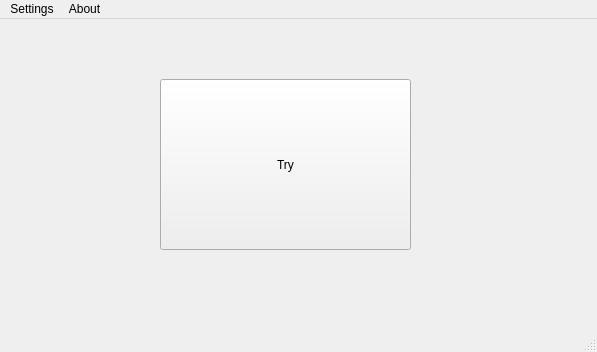
First picture: the form in InstantMusicClient/entrywindow.ui, repository zeokav/InstantMusic, before the edit.
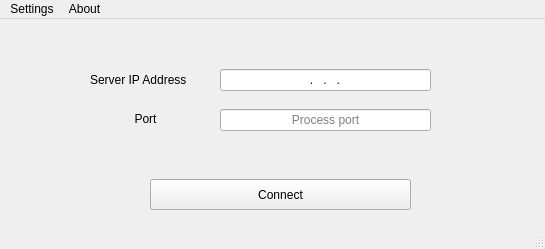
Second picture: the form after the edit.

```diff
--- a/InstantMusicClient/entrywindow.ui
+++ b/InstantMusicClient/entrywindow.ui
@@ -6,8 +6,8 @@
    <rect>
     <x>0</x>
     <y>0</y>
-    <width>597</width>
-    <height>352</height>
+    <width>545</width>
+    <height>249</height>
    </rect>
   </property>
   <property name="windowTitle">
@@ -17,14 +17,87 @@
    <widget class="QPushButton" name="pushButton">
     <property name="geometry">
      <rect>
-      <x>160</x>
-      <y>60</y>
-      <width>251</width>
-      <height>171</height>
+      <x>150</x>
+      <y>160</y>
+      <width>261</width>
+      <height>31</height>
      </rect>
     </property>
     <property name="text">
-     <string>Try</string>
+     <string>Connect</string>
+    </property>
+   </widget>
+   <widget class="QLineEdit" name="ip_addr">
+    <property name="geometry">
+     <rect>
+      <x>220</x>
+      <y>50</y>
+      <width>211</width>
+      <height>22</height>
+     </rect>
+    </property>
+    <property name="cursor">
+     <cursorShape>IBeamCursor</cursorShape>
+    </property>
+    <property name="inputMask">
+     <string>000.000.000.000</string>
+    </property>
+    <property name="alignment">
+     <set>Qt::AlignCenter</set>
+    </property>
+    <property name="placeholderText">
+     <string/>
+    </property>
+   </widget>
+   <widget class="QLabel" name="label">
+    <property name="geometry">
+     <rect>
+      <x>90</x>
+      <y>45</y>
+      <width>131</width>
+      <height>31</height>
+     </rect>
+    </property>
+    <property name="text">
+     <string>Server IP Address</string>
+    </property>
+   </widget>
+   <widget class="QLineEdit" name="port_no">
+    <property name="geometry">
+     <rect>
+      <x>220</x>
+      <y>90</y>
+      <width>211</width>
+      <height>22</height>
+     </rect>
+    </property>
+    <property name="maxLength">
+     <number>5</number>
+    </property>
+    <property name="frame">
+     <bool>true</bool>
+    </property>
+    <property name="alignment">
+     <set>Qt::AlignCenter</set>
+    </property>
+    <property name="placeholderText">
+     <string>Process port</string>
+    </property>
+   </widget>
+   <widget class="QLabel" name="label_2">
+    <property name="geometry">
+     <rect>
+      <x>80</x>
+      <y>90</y>
+      <width>131</width>
+      <height>20</height>
+     </rect>
+    </property>
+    <property name="text">
+     <string>Port</string>
+    </property>
+    <property name="alignment">
+     <set>Qt::AlignCenter</set>
     </property>
    </widget>
   </widget>
@@ -33,7 +106,7 @@
     <rect>
      <x>0</x>
      <y>0</y>
-     <width>597</width>
+     <width>545</width>
      <height>19</height>
     </rect>
    </property>
```
Left out of the diff: 1 changed line with no effect on the pictures.
